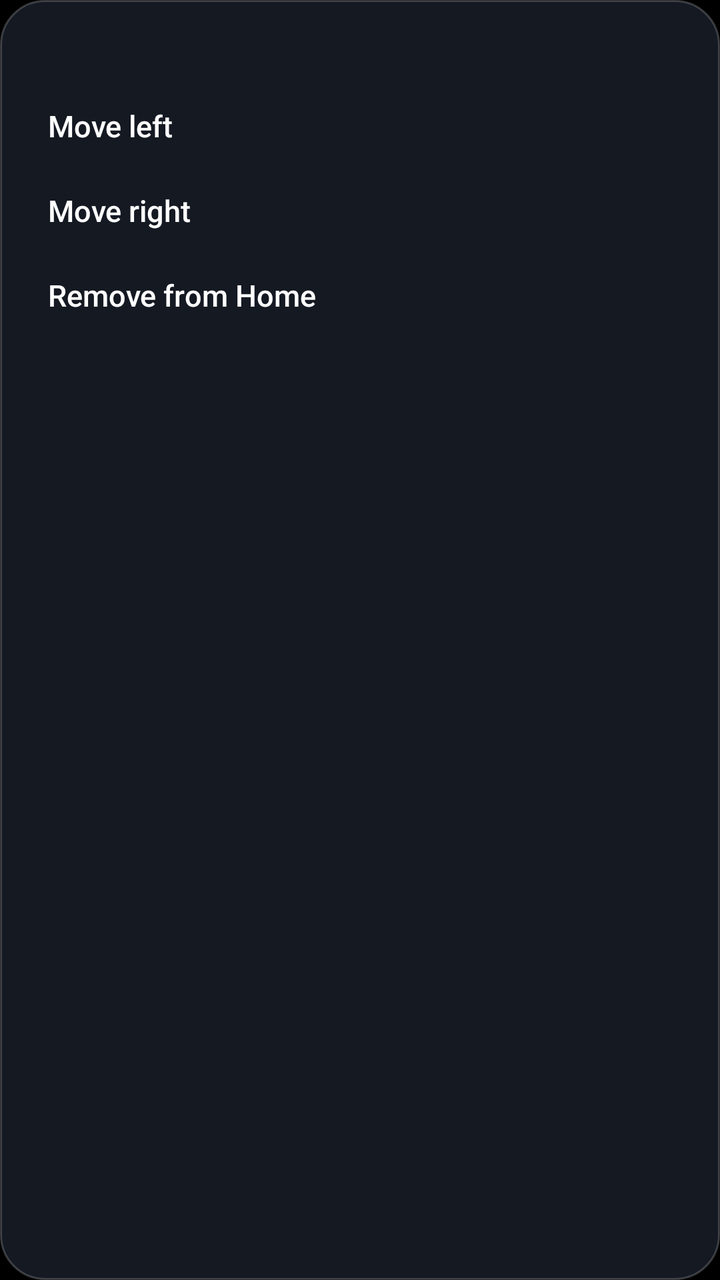
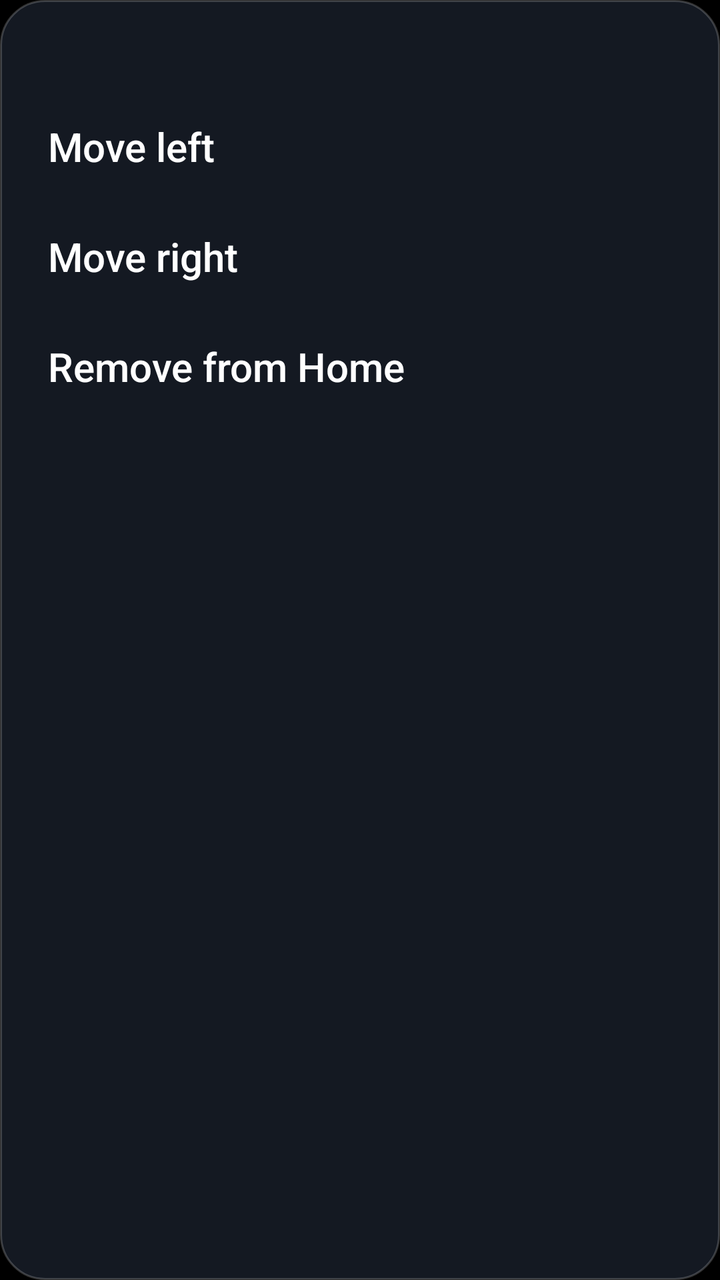

An Android layout rendered at two revisions. The XML below is the earlier revision; the diff shows what the commit changed to produce the second picture.
<!-- AndroidManifest.xml: application theme Theme.GlassHome -->
<!-- res/layout/dialog_pin_menu.xml -->
<?xml version="1.0" encoding="utf-8"?>
<LinearLayout xmlns:android="http://schemas.android.com/apk/res/android"
    android:layout_width="280dp"
    android:layout_height="wrap_content"
    android:background="@drawable/menu_bg"
    android:orientation="vertical"
    android:padding="10dp">

    <TextView
        android:id="@+id/menuTitle"
        android:layout_width="match_parent"
        android:layout_height="wrap_content"
        android:fontFamily="sans-serif-medium"
        android:paddingStart="14dp"
        android:paddingTop="6dp"
        android:paddingBottom="8dp"
        android:textColor="#B3FFFFFF"
        android:textSize="13sp" />

    <TextView
        android:id="@+id/menuLeft"
        style="@style/MenuRow"
        android:text="@string/move_left" />

    <TextView
        android:id="@+id/menuRight"
        style="@style/MenuRow"
        android:text="@string/move_right" />

    <TextView
        android:id="@+id/menuRemove"
        style="@style/MenuRow"
        android:text="@string/remove_from_home" />
</LinearLayout>
<!-- resources referenced by this layout -->
<resources>
  <!-- drawable menu_bg (drawable) -->
  <?xml version="1.0" encoding="utf-8"?>
  <shape xmlns:android="http://schemas.android.com/apk/res/android" android:shape="rectangle">
      <solid android:color="#F2161B24" />
      <stroke android:width="1dp" android:color="#33FFFFFF" />
      <corners android:radius="22dp" />
  </shape>
  <string name="move_left">Move left</string>
  <string name="move_right">Move right</string>
  <string name="remove_from_home">Remove from Home</string>
  <style name="MenuRow">
          <item name="android:layout_width">match_parent</item>
          <item name="android:layout_height">wrap_content</item>
          <item name="android:background">@drawable/menu_row</item>
          <item name="android:clickable">true</item>
          <item name="android:focusable">true</item>
          <item name="android:fontFamily">sans-serif-medium</item>
          <item name="android:paddingStart">14dp</item>
          <item name="android:paddingEnd">14dp</item>
          <item name="android:paddingTop">11dp</item>
          <item name="android:paddingBottom">11dp</item>
          <item name="android:textColor">#FFFFFFFF</item>
          <item name="android:textSize">15sp</item>
      </style>
  <style name="Theme.GlassHome" parent="android:Theme.Material.NoActionBar">
          <item name="android:windowBackground">@android:color/black</item>
          <item name="android:windowAnimationStyle">@null</item>
          <item name="android:windowDrawsSystemBarBackgrounds">false</item>
      </style>
  <!-- drawable menu_row (drawable) -->
  <?xml version="1.0" encoding="utf-8"?>
  <selector xmlns:android="http://schemas.android.com/apk/res/android">
      <item android:state_focused="true">
          <shape android:shape="rectangle">
              <solid android:color="#40FFFFFF" />
              <stroke android:width="1.5dp" android:color="#E6FFFFFF" />
              <corners android:radius="14dp" />
          </shape>
      </item>
      <item>
          <shape android:shape="rectangle">
              <solid android:color="#00000000" />
              <corners android:radius="14dp" />
          </shape>
      </item>
  </selector>
</resources>

<!-- the commit's change to res/layout/dialog_pin_menu.xml (unified diff, before → after) -->
@@ -1,6 +1,6 @@
 <?xml version="1.0" encoding="utf-8"?>
 <LinearLayout xmlns:android="http://schemas.android.com/apk/res/android"
-    android:layout_width="280dp"
+    android:layout_width="340dp"
     android:layout_height="wrap_content"
     android:background="@drawable/menu_bg"
     android:orientation="vertical"
@@ -14,8 +14,8 @@
         android:paddingStart="14dp"
         android:paddingTop="6dp"
         android:paddingBottom="8dp"
-        android:textColor="#B3FFFFFF"
-        android:textSize="13sp" />
+        android:textColor="#CCFFFFFF"
+        android:textSize="16sp" />
 
     <TextView
         android:id="@+id/menuLeft"
<!-- resource entries referenced after the edit -->
@@ -19,10 +19,10 @@
           <item name="android:fontFamily">sans-serif-medium</item>
           <item name="android:paddingStart">14dp</item>
           <item name="android:paddingEnd">14dp</item>
-          <item name="android:paddingTop">11dp</item>
-          <item name="android:paddingBottom">11dp</item>
+          <item name="android:paddingTop">14dp</item>
+          <item name="android:paddingBottom">14dp</item>
           <item name="android:textColor">#FFFFFFFF</item>
-          <item name="android:textSize">15sp</item>
+          <item name="android:textSize">20sp</item>
       </style>
   <style name="Theme.GlassHome" parent="android:Theme.Material.NoActionBar">
           <item name="android:windowBackground">@android:color/black</item>
@@ -34,8 +34,8 @@
   <selector xmlns:android="http://schemas.android.com/apk/res/android">
       <item android:state_focused="true">
           <shape android:shape="rectangle">
-              <solid android:color="#40FFFFFF" />
-              <stroke android:width="1.5dp" android:color="#E6FFFFFF" />
+              <solid android:color="#4DFFFFFF" />
+              <stroke android:width="3dp" android:color="#E6FFFFFF" />
               <corners android:radius="14dp" />
           </shape>
       </item>
